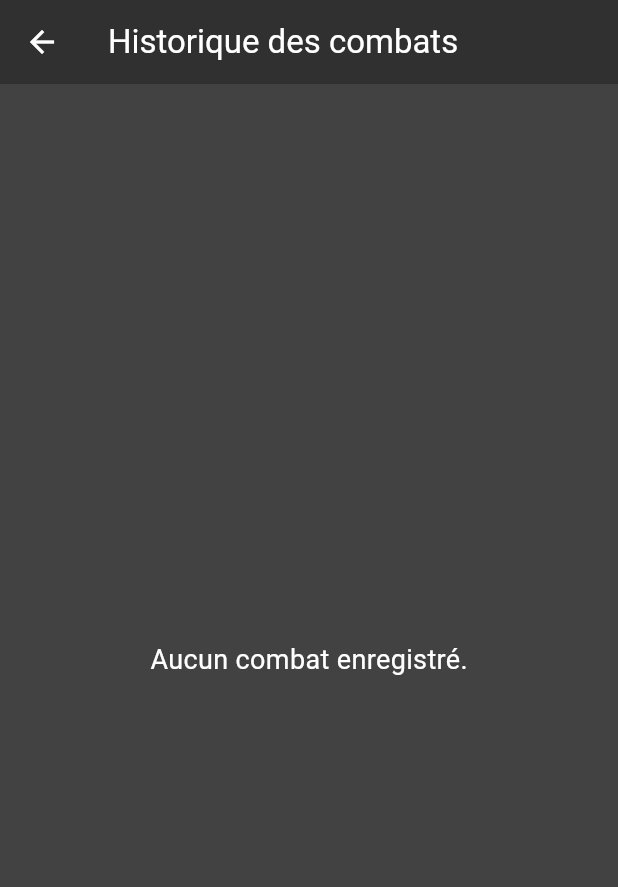
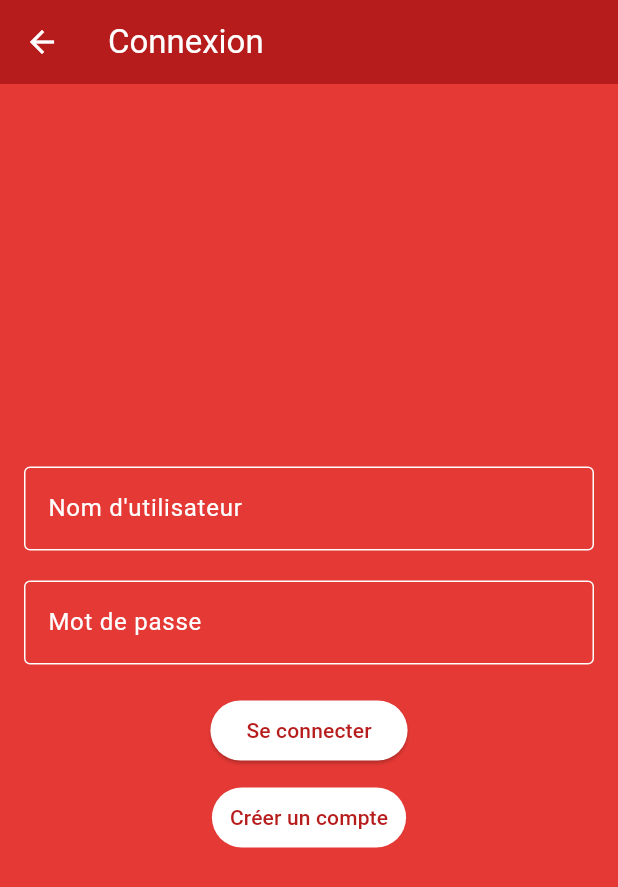
Before and after one commit to etomit/Pokemon_battle, a Flutter app: the screen it shows after launch, after a tap on "📁 Historique des combats", on a phone screen of 412 x 824 dp. Shown: the top 887 px of the screen. Run offline on Flutter 3.47's test engine with Material 3 defaults, Android fonts, the phone set to English and light mode, and no system bars; our stand-ins replace hive, hive_flutter, shared_preferences, sqflite, sqflite_common_ffi; accounts and stored records are empty; network calls fail.

Commit message:
ajout de fonctionnalité de login, avec base de donnée lié Hive pour web et sqlite pour mobile ou application, la table battle_history est non fonctionnel pour la partie web, rien n'a était testé pour le mobile

```diff
--- a/lib/main.dart
+++ b/lib/main.dart
@@ -1,34 +1,60 @@
 import 'package:flutter/material.dart';
 import 'package:provider/provider.dart';
 import 'providers/pokemon_provider.dart';
+import 'providers/auth_providers.dart';
 import 'screens/pokedex_screen.dart';
 import 'screens/team_builder_screen.dart';
 import 'screens/random_team_screen.dart';
 import 'screens/combat_screen.dart';
 import 'screens/combat_history_screen.dart';
+import 'services/database_helper.dart';
+import 'screens/login_screen.dart';
+import 'screens/signup_screen.dart';
+import 'package:sqflite_common_ffi/sqflite_ffi.dart';
 
-void main() {
+void main() async {
+  WidgetsFlutterBinding.ensureInitialized();
+  print("loading database");
+  await DatabaseHelper.instance.init();
+  print("database loaded");
+
+  final authProvider = AuthProvider();
+  await authProvider.init();
+
   final pokemonProvider = PokemonProvider();
   pokemonProvider.fetchPokemonList();
 
   runApp(
-    ChangeNotifierProvider(
-      create: (context) => pokemonProvider,
+    MultiProvider(
+      providers: [
+        ChangeNotifierProvider(create: (context) => pokemonProvider),
+        ChangeNotifierProvider(create: (context) => authProvider),
+      ],
       child: MyApp(),
     ),
   );
 }
 
+
 class MyApp extends StatelessWidget {
   @override
   Widget build(BuildContext context) {
+    return Consumer<AuthProvider>(
+      builder: (context, authProvider, child) {
         return MaterialApp(
           debugShowCheckedModeBanner: false,
           title: 'Pokémon App',
           theme: ThemeData(
             primarySwatch: Colors.red,
           ),
-      home: HomeScreen(),
+          initialRoute: '/',
+          routes: {
+            '/': (context) => HomeScreen(),
+            '/login': (context) => LoginScreen(),
+            '/signup': (context) => SignupScreen(),
+          },
+        );
+      },
     );
   }
 }
@@ -42,11 +68,34 @@ class HomeScreen extends StatelessWidget {
     int crossAxisCount = screenWidth > 580 ? 6 : 3;
     double maxWidth = screenWidth > 580 ? 750 : 400;
 
-    final provider = Provider.of<PokemonProvider>(context);
-    List<Map<String, dynamic>> userTeam = provider.userTeam;
+    final pokemonProvider = Provider.of<PokemonProvider>(context);
+    final authProvider = Provider.of<AuthProvider>(context);
+
+    List<Map<String, dynamic>> userTeam = pokemonProvider.userTeam;
 
     return Scaffold(
       backgroundColor: Colors.red[600],
+      appBar: AppBar(
+        title: Text('Pokémon App', style: TextStyle(color: Colors.white, fontSize: 24)),
+        backgroundColor: Colors.red[900],
+        actions: [
+          authProvider.username == null
+              ? TextButton.icon(
+            icon: Icon(Icons.login, color: Colors.white), // Icône en blanc
+            label: Text('Connexion', style: TextStyle(color: Colors.white, fontSize: 20)),
+            onPressed: () {
+              Navigator.push(context, MaterialPageRoute(builder: (context) => LoginScreen()));
+            },
+          )
+              : TextButton.icon(
+            icon: Icon(Icons.logout, color: Colors.white), // Icône en blanc
+            label: Text('Déconnexion', style: TextStyle(color: Colors.white, fontSize: 20)),
+            onPressed: () {
+              authProvider.logout();
+            },
+          ),
+        ],
+      ),
     body: Padding(
         padding: EdgeInsets.symmetric(vertical: screenHeight * 0.04),
         child: Column(
@@ -64,62 +113,51 @@ class HomeScreen extends StatelessWidget {
                 ),
               ),
             ),
-            SizedBox(height: screenHeight *0.03),
+            SizedBox(height: screenHeight * 0.03),
 
-            // boutons de navigation
+            // Boutons de navigation
             HomeButton(
               text: "📖 Consulter le Pokédex",
               onPressed: () {
-                Navigator.push(
-                  context,
-                  MaterialPageRoute(builder: (context) => PokemonListScreen()),
-                );
+                Navigator.push(context, MaterialPageRoute(builder: (context) => PokemonListScreen()));
               },
             ),
             HomeButton(
               text: "🎯 Composer mon équipe",
               onPressed: () {
-                Navigator.push(
-                  context,
-                  MaterialPageRoute(builder: (context) => TeamBuilderScreen()),
-                );
+                Navigator.push(context, MaterialPageRoute(builder: (context) => TeamBuilderScreen()));
               },
             ),
             HomeButton(
               text: "🎲 Générer une équipe aléatoire",
               onPressed: () {
-                Navigator.push(
-                  context,
-                  MaterialPageRoute(builder: (context) => RandomTeamScreen()),
-                );
+                Navigator.push(context, MaterialPageRoute(builder: (context) => RandomTeamScreen()));
               },
             ),
             HomeButton(
               text: "📁 Historique des combats",
               onPressed: () {
-                Navigator.push(
-                  context,
-                  MaterialPageRoute(builder: (context) => CombatHistoryScreen()),
-                );
+                if (authProvider.username == null) {
+                  Navigator.push(context, MaterialPageRoute(builder: (context) => LoginScreen()));
+                } else {
+                  Navigator.push(context, MaterialPageRoute(builder: (context) => CombatHistoryScreen()));
+                }
               },
             ),
             HomeButton(
               text: "⚔️ Lancer un combat",
               onPressed: () {
-                Navigator.push(
-                  context,
-                  MaterialPageRoute(builder: (context) => BattleScreen()),
-                );
+                if (authProvider.username == null) {
+                  Navigator.pushNamed(context, "/login");
+                } else {
+                  Navigator.push(context, MaterialPageRoute(builder: (context) => BattleScreen()));
+                }
               },
             ),
-            if(userTeam.length == 6)... [
+            if (userTeam.length == 6) ...[
               Text(
                 "Mon équipe",
-                style: TextStyle(
-                  fontSize: 28,
-                  fontWeight: FontWeight.bold,
-                  color: Colors.white,
-                ),
+                style: TextStyle(fontSize: 28, fontWeight: FontWeight.bold, color: Colors.white),
               ),
             ],
             Container(
@@ -156,6 +194,7 @@ class HomeScreen extends StatelessWidget {
     );
   }
 }
+
 // Widget bouton
 class HomeButton extends StatelessWidget {
   final String text;
--- /dev/null
+++ b/lib/providers/auth_providers.dart
@@ -0,0 +1,54 @@
+import 'package:flutter/material.dart';
+import 'package:shared_preferences/shared_preferences.dart';
+import '../services/database_helper.dart';
+
+class AuthProvider extends ChangeNotifier {
+  String? _username;
+  String? get username => _username;
+
+  Future<void> init() async {
+    final prefs = await SharedPreferences.getInstance();
+    _username = prefs.getString('username');
+    notifyListeners();
+  }
+
+  Future<bool> signup(String username, String password) async {
+    final dbHelper = DatabaseHelper.instance;
+    final existingUser = await dbHelper.getUser(username);
+
+    if (existingUser != null) {
+      return false;
+    }
+    await dbHelper.insertAccount(username, password);
+    return true;
+  }
+
+  Future<Map<String, dynamic>?> login(String username, String password) async {
+
+    final dbHelper = DatabaseHelper.instance;
+    final user = await dbHelper.getUser(username);
+
+    if (user != null) {
+      if (user['password'] == password) {
+        _username = user['username'];
+        final prefs = await SharedPreferences.getInstance();
+        await prefs.setString('username', _username!); // Stocke le username au lieu de l'ID
+        notifyListeners();
+        return user;
+      } else {
+        print('Mot de passe incorrect');
+      }
+    } else {
+      print('Utilisateur non trouvé');
+    }
+
+    return null; // Si la connexion échoue
+  }
+
+  void logout() async {
+    _username = null;
+    final prefs = await SharedPreferences.getInstance();
+    await prefs.remove('username'); // Suppression du username de SharedPreferences
+    notifyListeners();
+  }
+}
--- /dev/null
+++ b/lib/screens/login_screen.dart
@@ -0,0 +1,109 @@
+import 'package:flutter/material.dart';
+import 'package:provider/provider.dart';
+import '../providers/auth_providers.dart';
+import '../screens/signup_screen.dart';
+import '../main.dart';
+
+class LoginScreen extends StatefulWidget {
+  @override
+  _LoginScreenState createState() => _LoginScreenState();
+}
+
+class _LoginScreenState extends State<LoginScreen> {
+  final TextEditingController _usernameController = TextEditingController();
+  final TextEditingController _passwordController = TextEditingController();
+  String? _errorMessage;
+
+  void _login() async {
+    final authProvider = Provider.of<AuthProvider>(context, listen: false);
+    final username = _usernameController.text.trim();
+    final password = _passwordController.text.trim();
+
+    final user = await authProvider.login(username, password);
+
+    if (user != null) {
+      setState(() {}); // 🔥 Forcer la mise à jour de l'UI
+      Navigator.pushReplacement(context, MaterialPageRoute(builder: (context) => HomeScreen()));
+    } else {
+      setState(() {
+        _errorMessage = "Nom d'utilisateur ou mot de passe incorrect.";
+      });
+    }
+  }
+
+  @override
+  Widget build(BuildContext context) {
+    return Scaffold(
+      backgroundColor: Colors.red[600],
+      appBar: AppBar(
+        title: Text("Connexion", style: TextStyle(color: Colors.white)),
+        backgroundColor: Colors.red[900],
+        iconTheme: IconThemeData(color: Colors.white),
+      ),
+      body: Padding(
+        padding: const EdgeInsets.all(16.0),
+        child: Column(
+          mainAxisAlignment: MainAxisAlignment.center,
+          children: [
+            TextField(
+              controller: _usernameController,
+              style: TextStyle(color: Colors.white),
+              decoration: InputDecoration(
+                labelText: "Nom d'utilisateur",
+                labelStyle: TextStyle(color: Colors.white),
+                focusedBorder: OutlineInputBorder(
+                  borderSide: BorderSide(color: Colors.white!),
+                ),
+                enabledBorder: OutlineInputBorder(
+                  borderSide: BorderSide(color: Colors.white!),
+                ),
+              ),
+            ),
+            SizedBox(height: 20),
+            TextField(
+              controller: _passwordController,
+              style: TextStyle(color: Colors.white),
+              decoration: InputDecoration(
+                labelText: "Mot de passe",
+                labelStyle: TextStyle(color: Colors.white),
+                focusedBorder: OutlineInputBorder(
+                  borderSide: BorderSide(color: Colors.white!),
+                ),
+                enabledBorder: OutlineInputBorder(
+                  borderSide: BorderSide(color: Colors.white!),
+                ),
+              ),
+              obscureText: true,
+            ),
+            if (_errorMessage != null) ...[
+              SizedBox(height: 10),
+              Text(_errorMessage!, style: TextStyle(color: Colors.white)),
+            ],
+            SizedBox(height: 20),
+            ElevatedButton(
+              onPressed: () {
+                _login();
+              },
+              style: ElevatedButton.styleFrom(
+                backgroundColor: Colors.white,
+                foregroundColor: Colors.red[900],
+              ),
+              child: Text("Se connecter", style: TextStyle(color: Colors.red[900])),
+            ),
+            SizedBox(height: 10),
+            TextButton(
+              onPressed: () {
+                Navigator.push(context, MaterialPageRoute(builder: (context) => SignupScreen()));
+              },
+              style: ElevatedButton.styleFrom(
+                backgroundColor: Colors.white,
+                foregroundColor: Colors.red[900],
+              ),
+              child: Text("Créer un compte"),
+            ),
+          ],
+        ),
+      ),
+    );
+  }
+}
```
Also changed, not shown: lib/providers/pokemon_provider.dart (+67 -7 lines), lib/screens/combat_history_screen.dart (+33 -12 lines), lib/screens/combat_screen.dart (+7 -7 lines), lib/screens/signup_screen.dart (added, +101 -0 lines), lib/services/database_helper.dart (added, +180 -0 lines), pubspec.yaml (+11 -2 lines), pubspec.lock, 1 other file. Lines whose indentation alone changed are shown as unchanged.
